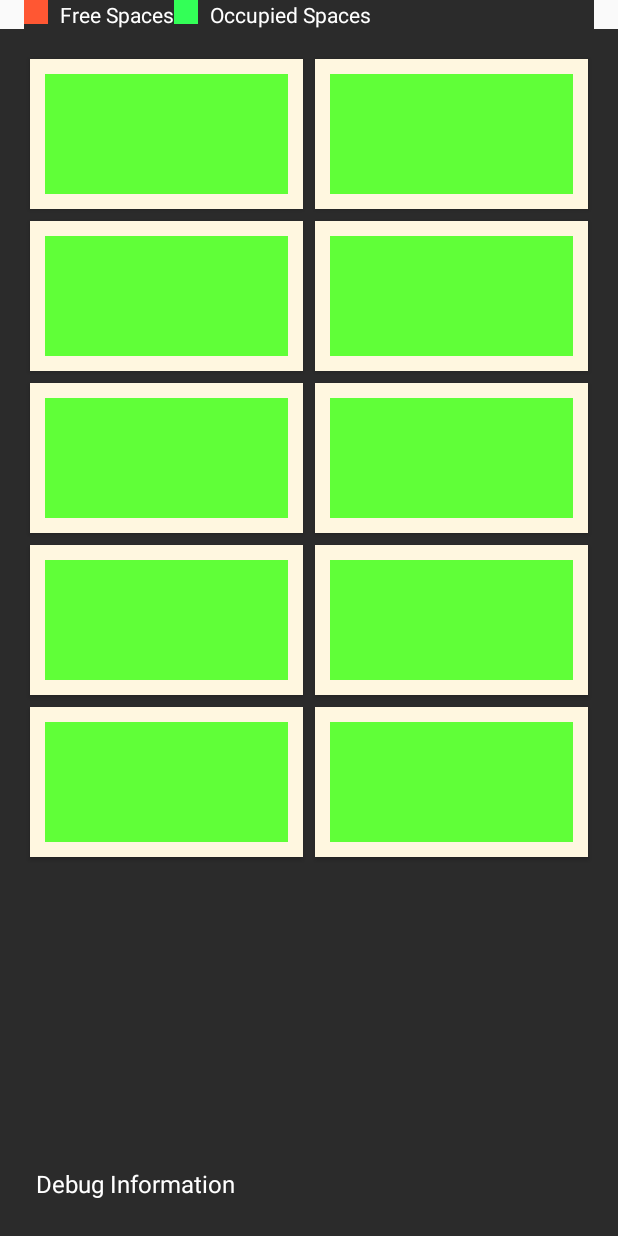
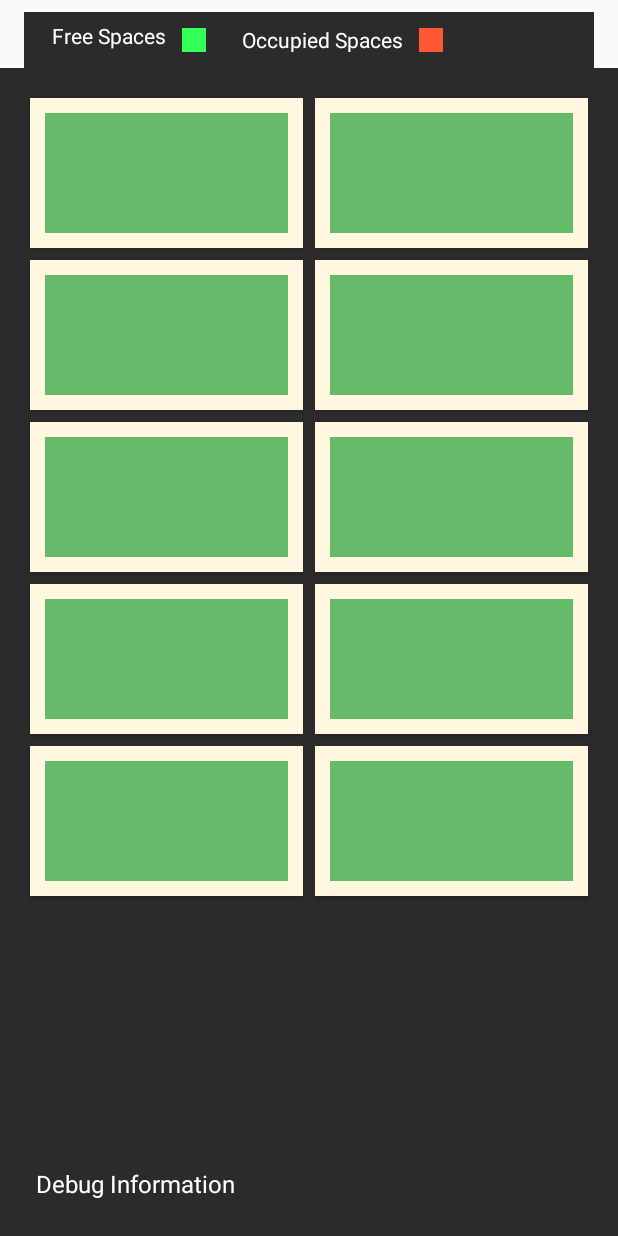
Before and after one commit to cshubha216/Parking_with_NAN, an Android app: the layout parking_user_view.xml on its own in the app's theme, with its tools: preview values and no code run, on a phone screen of 412 x 824 dp. Run offline under Robolectric (Android 15) with nearby library versions, the phone set to English and light mode, and no system bars.

Commit message:
Handling NaN for manager and user and fixed couple of issues

```diff
--- a/app/src/main/res/drawable/parking_button_occupied.xml
+++ b/app/src/main/res/drawable/parking_button_for_self.xml
@@ -4,7 +4,7 @@
     <item>
         <shape
             android:shape="rectangle">
-            <solid android:color="#e63033" /> <!-- Black background color -->
+            <solid android:color="#3944bc" /> <!-- Black background color -->
         </shape>
     </item>
 
--- a/app/src/main/res/drawable/parking_button_free.xml
+++ b/app/src/main/res/drawable/parking_button_free.xml
@@ -4,7 +4,7 @@
     <item>
         <shape
             android:shape="rectangle">
-            <solid android:color="#60ff38" /> <!-- Black background color -->
+            <solid android:color="#66bb6a" /> <!-- Black background color -->
         </shape>
     </item>
 
--- a/app/src/main/res/layout/parking_user_view.xml
+++ b/app/src/main/res/layout/parking_user_view.xml
@@ -1,183 +1,201 @@
 <?xml version="1.0" encoding="utf-8"?>
 <androidx.constraintlayout.widget.ConstraintLayout xmlns:android="http://schemas.android.com/apk/res/android"
+    xmlns:app="http://schemas.android.com/apk/res-auto"
     xmlns:tools="http://schemas.android.com/tools"
-    xmlns:app="http://schemas.android.com/apk/res-auto"
     android:layout_width="match_parent"
-    android:layout_height="match_parent"
-    >
+    android:layout_height="match_parent">
 
     <LinearLayout
         android:id="@+id/legendLayout"
         android:layout_width="match_parent"
         android:layout_height="wrap_content"
+        android:layout_marginStart="16dp"
+        android:layout_marginTop="8dp"
+        android:layout_marginEnd="16dp"
+        android:background="#2b2b2b"
         android:orientation="horizontal"
-        android:layout_marginTop="16dp"
-        android:layout_marginStart="16dp"
-        android:layout_marginEnd="16dp"
-        android:background="#2b2b2b">
+        android:paddingLeft="16px"
+        android:paddingBottom="16px"
+        android:textAlignment="center"
+        app:layout_constraintEnd_toEndOf="parent"
+        app:layout_constraintHorizontal_bias="0.44"
+        app:layout_constraintStart_toStartOf="parent"
+        app:layout_constraintTop_toTopOf="parent">
 
         <!-- Color Indicator 1 -->
-        <View
-            android:layout_width="16dp"
-            android:layout_height="16dp"
-            android:background="#FF5733" /> <!-- Change to your desired color -->
+        <!-- Change to your desired color -->
 
         <!-- Legend Text for Indicator 1 -->
         <TextView
             android:layout_width="wrap_content"
             android:layout_height="wrap_content"
-            android:text="@string/free_spaces"
             android:layout_gravity="center_vertical"
             android:layout_marginStart="8dp"
-            android:textColor="#FFFFFF"/>
+            android:paddingTop="8px"
+            android:text="@string/free_spaces"
+            android:textColor="#FFFFFF" />
 
         <!-- Color Indicator 2 -->
         <View
             android:layout_width="16dp"
             android:layout_height="16dp"
-            android:background="#33FF57" /> <!-- Change to your desired color -->
+            android:layout_marginLeft="16px"
+            android:layout_marginTop="16px"
+            android:layout_marginRight="24px"
+            android:background="#33FF57"
+            android:paddingTop="16px" /> <!-- Change to your desired color -->
 
         <!-- Legend Text for Indicator 2 -->
         <TextView
             android:layout_width="wrap_content"
             android:layout_height="wrap_content"
-            android:text="@string/occupied_spaces"
             android:layout_gravity="center_vertical"
             android:layout_marginStart="8dp"
-            android:textColor="#FFFFFF"/>
+            android:layout_marginTop="8px"
+            android:text="@string/occupied_spaces"
+            android:textColor="#FFFFFF" />
+
+        <View
+            android:layout_width="16dp"
+            android:layout_height="16dp"
+            android:layout_marginLeft="16px"
+            android:layout_marginTop="16px"
+            android:background="#FF5733"
+            android:paddingLeft="16px"
+            android:paddingBottom="16px" />
     </LinearLayout>
 
-    <GridLayout
-        xmlns:android="http://schemas.android.com/apk/res/android"
+    <GridLayout xmlns:android="http://schemas.android.com/apk/res/android"
         android:layout_width="0dp"
         android:layout_height="0dp"
+        android:layout_gravity="center"
+        android:background="#2b2b2b"
         android:columnCount="2"
+        android:padding="16dp"
         android:rowCount="5"
-        android:padding="16dp"
-        android:background="#2b2b2b"
-        android:layout_gravity="center"
-        app:layout_constraintTop_toBottomOf="@+id/legendLayout"
+        app:layout_constraintBottom_toBottomOf="parent"
+        app:layout_constraintEnd_toEndOf="parent"
         app:layout_constraintStart_toStartOf="parent"
-        app:layout_constraintEnd_toEndOf="parent"
-        app:layout_constraintBottom_toBottomOf="parent" >
+        app:layout_constraintTop_toBottomOf="@+id/legendLayout">
 
         <Button
+            android:id="@+id/button0"
+            style="@style/ButtonStyle"
             android:layout_width="0dp"
-            style="@style/ButtonStyle"
             android:layout_height="wrap_content"
             android:layout_columnWeight="1"
-            android:id="@+id/button0"
-            android:paddingRight="4dp"
-            android:background="@drawable/parking_button_free" />
+            android:background="@drawable/parking_button_free"
+            android:paddingRight="4dp" />
 
         <!-- Row 1, Column 2 -->
         <Button
+            android:id="@+id/button1"
+            style="@style/ButtonStyle"
             android:layout_width="0dp"
-            style="@style/ButtonStyle"
             android:layout_height="wrap_content"
             android:layout_columnWeight="1"
-            android:id="@+id/button1"
-            android:paddingRight="4dp"
-            android:background="@drawable/parking_button_free"/>
+            android:background="@drawable/parking_button_free"
+            android:paddingRight="4dp" />
 
         <!-- Row 1, Column 3 -->
         <Button
+            android:id="@+id/button2"
+            style="@style/ButtonStyle"
             android:layout_width="0dp"
-            style="@style/ButtonStyle"
             android:layout_height="wrap_content"
             android:layout_columnWeight="1"
-            android:paddingRight="4dp"
-            android:id="@+id/button2"
-            android:background="@drawable/parking_button_free"/>
+            android:background="@drawable/parking_button_free"
+            android:paddingRight="4dp" />
 
         <!-- Row 2, Column 1 -->
         <Button
+            android:id="@+id/button3"
+            style="@style/ButtonStyle"
             android:layout_width="0dp"
-            style="@style/ButtonStyle"
             android:layout_height="wrap_content"
             android:layout_columnWeight="1"
-            android:id="@+id/button3"
-            android:background="@drawable/parking_button_free"/>
+            android:background="@drawable/parking_button_free" />
 
         <!-- Row 2, Column 2 -->
         <Button
+            android:id="@+id/button4"
+            style="@style/ButtonStyle"
             android:layout_width="0dp"
-            style="@style/ButtonStyle"
             android:layout_height="wrap_content"
             android:layout_columnWeight="1"
-            android:paddingRight="4dp"
-            android:id="@+id/button4"
-            android:background="@drawable/parking_button_free"/>
+            android:background="@drawable/parking_button_free"
+            android:paddingRight="4dp" />
 
         <!-- Row 2, Column 3 -->
         <Button
+            android:id="@+id/button5"
+            style="@style/ButtonStyle"
             android:layout_width="0dp"
-            style="@style/ButtonStyle"
             android:layout_height="wrap_content"
             android:layout_columnWeight="1"
-            android:id="@+id/button5"
-            android:paddingRight="4dp"
-            android:background="@drawable/parking_button_free"/>
+            android:background="@drawable/parking_button_free"
+            android:paddingRight="4dp" />
 
         <!-- Row 3, Column 1 -->
         <Button
+            android:id="@+id/button6"
+            style="@style/ButtonStyle"
             android:layout_width="0dp"
             android:layout_height="wrap_content"
             android:layout_columnWeight="1"
-            android:paddingRight="4dp"
-            style="@style/ButtonStyle"
-            android:id="@+id/button6"
-            android:background="@drawable/parking_button_free"/>
+            android:background="@drawable/parking_button_free"
+            android:paddingRight="4dp" />
 
         <!-- Row 3, Column 2 -->
         <Button
+            android:id="@+id/button7"
+            style="@style/ButtonStyle"
             android:layout_width="0dp"
-            style="@style/ButtonStyle"
             android:layout_height="wrap_content"
             android:layout_columnWeight="1"
-            android:paddingRight="4dp"
-            android:id="@+id/button7"
-            android:background="@drawable/parking_button_free"/>
+            android:background="@drawable/parking_button_free"
+            android:paddingRight="4dp" />
 
         <!-- Row 3, Column 3 -->
         <Button
+            android:id="@+id/button8"
+            style="@style/ButtonStyle"
             android:layout_width="0dp"
-            style="@style/ButtonStyle"
             android:layout_height="wrap_content"
             android:layout_columnWeight="1"
-            android:paddingRight="4dp"
-            android:id="@+id/button8"
-            android:background="@drawable/parking_button_free"/>
+            android:background="@drawable/parking_button_free"
+            android:paddingRight="4dp" />
+
         <Button
+            android:id="@+id/button9"
+            style="@style/ButtonStyle"
             android:layout_width="0dp"
-            style="@style/ButtonStyle"
             android:layout_height="wrap_content"
             android:layout_columnWeight="1"
-            android:paddingRight="4dp"
-            android:id="@+id/button9"
-            android:background="@drawable/parking_button_free"/>
+            android:background="@drawable/parking_button_free"
+            android:paddingRight="4dp" />
     </GridLayout>
 
     <LinearLayout
         android:id="@+id/debugBoxLayout"
         android:layout_width="match_parent"
         android:layout_height="wrap_content"
-        android:orientation="vertical"
         android:layout_marginStart="16dp"
         android:layout_marginEnd="16dp"
         android:layout_marginBottom="16dp"
         android:background="#2b2b2b"
+        android:orientation="vertical"
         app:layout_constraintBottom_toBottomOf="parent"
-        app:layout_constraintStart_toStartOf="parent"
-        app:layout_constraintEnd_toEndOf="parent">
+        app:layout_constraintEnd_toEndOf="parent"
+        app:layout_constraintStart_toStartOf="parent">
 
         <TextView
             android:layout_width="wrap_content"
             android:layout_height="wrap_content"
+            android:layout_margin="8dp"
             android:text="@string/debug_information"
             android:textColor="#FFFFFF"
-            android:textSize="16sp"
-            android:layout_margin="8dp" />
+            android:textSize="16sp" />
 
     </LinearLayout>
 
```
Also changed, not shown: app/src/main/java/net/mobilewebprint/nan/ParkAssistActivity.java (+78 -21 lines), app/src/main/java/net/mobilewebprint/nan/SlotData.java (+16 -0 lines).
